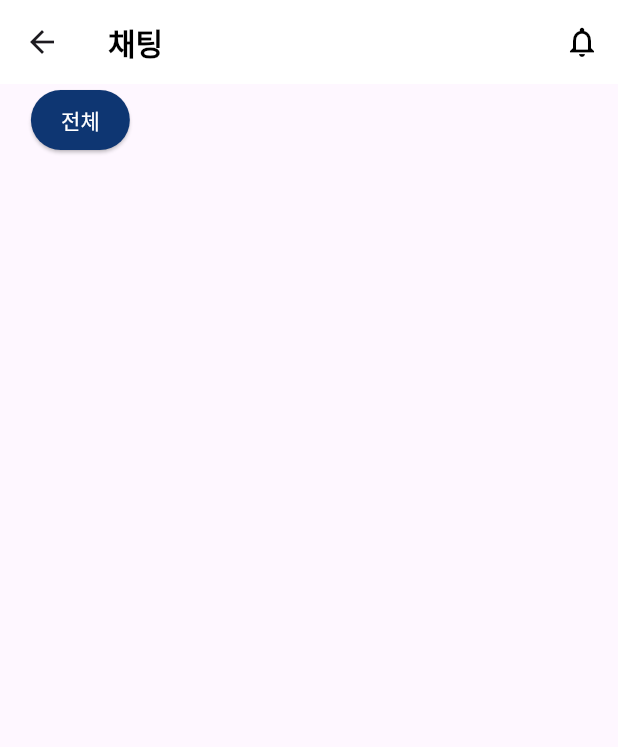
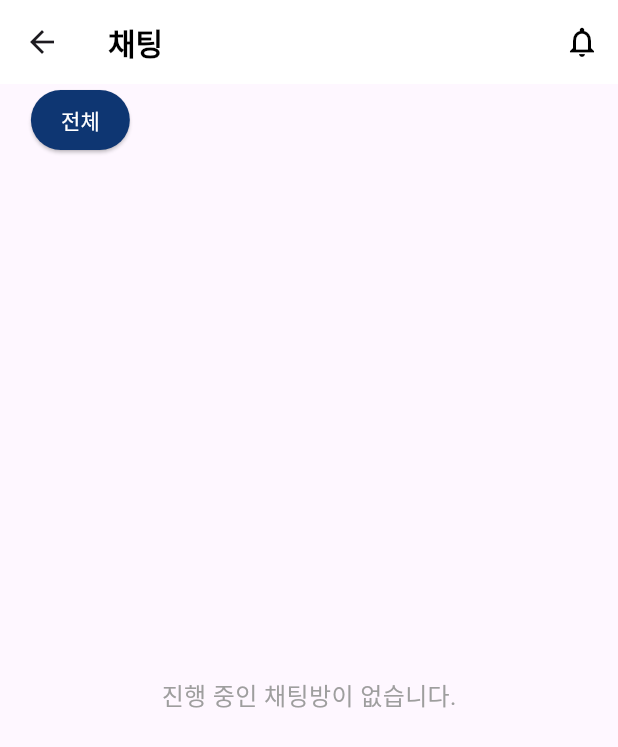
Before and after one commit to Android-Advanced/Frontend, a Flutter app: the ChatPage screen opened directly, on a phone screen of 412 x 824 dp. Shown: the top 747 px of the screen. Run offline on Flutter 3.47's test engine with Material 3 defaults, Android fonts, the phone set to English and light mode, and no system bars; our stand-ins replace cloud_firestore, firebase_auth, firebase_core, firebase_storage, image_picker; accounts and stored records are empty.

```diff
--- a/lib/screens/chatpage.dart
+++ b/lib/screens/chatpage.dart
@@ -1,9 +1,10 @@
 import 'package:flutter/material.dart';
 import 'chatscreen.dart'; // ChatScreen 파일을 import (경로는 프로젝트에 따라 다를 수 있음)
 import 'package:cloud_firestore/cloud_firestore.dart';
+import 'package:firebase_auth/firebase_auth.dart'; // Firebase Auth 추가
+
 final FirebaseFirestore firestore = FirebaseFirestore.instance;
-
-
+final FirebaseAuth _auth = FirebaseAuth.instance; // Firebase Auth 인스턴스
 
 class ChatPage extends StatefulWidget {
   @override
@@ -13,13 +14,23 @@ class ChatPage extends StatefulWidget {
 class _ChatPageState extends State<ChatPage> {
   int _selectedIndex = 2; // 초기 선택 탭 (채팅 탭)
 
+  // 현재 로그인된 사용자 UID 가져오기
+  String? getCurrentUserId() {
+    final currentUser = _auth.currentUser;
+    return currentUser?.uid;
+  }
 
+  // 현재 사용자와 관련된 채팅방만 가져오는 Firestore 쿼리
+  Stream<QuerySnapshot> getUserChatRooms() {
+    final userId = getCurrentUserId();
+    if (userId == null) {
+      return Stream.empty(); // 사용자 정보가 없으면 빈 스트림 반환
+    }
 
-  void _onItemTapped(int index) {
-    setState(() {
-      _selectedIndex = index;
-    });
-    // TODO: 원하는 페이지로 전환 로직 추가
+    return firestore
+        .collection('chatrooms')
+        .where('participants', arrayContains: userId) // 필터링 조건
+        .snapshots();
   }
 
   @override
@@ -74,13 +85,22 @@ class _ChatPageState extends State<ChatPage> {
           ),
           Expanded(
             child: StreamBuilder<QuerySnapshot>(
-              stream: firestore.collection('chatrooms').snapshots(),
+              stream: getUserChatRooms(), // 필터링된 채팅방 스트림 사용
               builder: (context, snapshot) {
                 if (!snapshot.hasData) {
                   return Center(child: CircularProgressIndicator());
                 }
 
                 final chatRooms = snapshot.data!.docs;
+
+                if (chatRooms.isEmpty) {
+                  return Center(
+                    child: Text(
+                      '진행 중인 채팅방이 없습니다.',
+                      style: TextStyle(color: Colors.grey, fontSize: 16),
+                    ),
+                  );
+                }
 
                 return ListView.separated(
                   itemCount: chatRooms.length,
@@ -151,10 +171,8 @@ class _ChatPageState extends State<ChatPage> {
               },
             ),
           ),
-
         ],
       ),
-
     );
   }
 }
```
